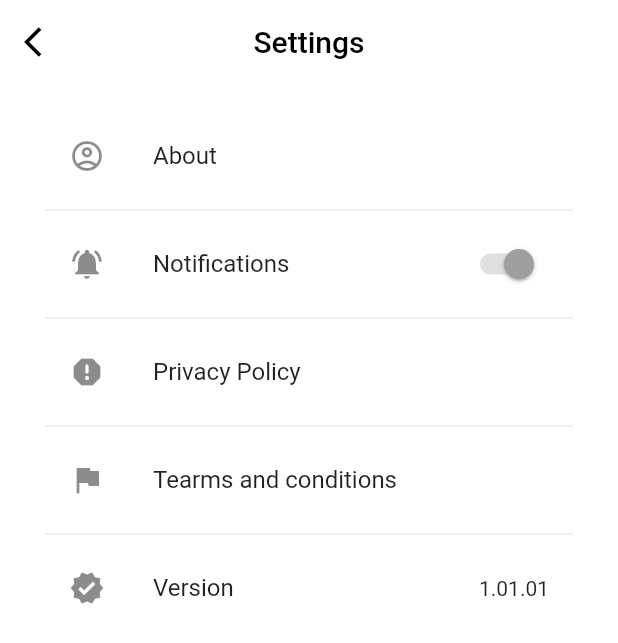
After one commit to Abhijith-C/Music, a Flutter app: the Settings screen opened directly, on a phone screen of 412 x 824 dp. The commit adds this screen. Shown: the top 643 px of the screen. Run offline on Flutter 3.47's test engine with Material 2 defaults, Android fonts, the phone set to English and light mode, and no system bars; our stand-ins replace assets_audio_player, audio_video_progress_bar, curved_navigation_bar, flutter_slidable, on_audio_query, permission_handler; missing offline and left inert: on_audio_room.

```diff
--- /dev/null
+++ b/lib/screens/settings.dart
@@ -0,0 +1,69 @@
+import 'package:flutter/material.dart';
+
+class Settings extends StatelessWidget {
+  const Settings({Key? key}) : super(key: key);
+
+  @override
+  Widget build(BuildContext context) {
+    bool notifications = true;
+    return Scaffold(
+      backgroundColor: Colors.white,
+      appBar: AppBar(
+        elevation: 0,
+        backgroundColor: Colors.white,
+        title: Text(
+          'Settings',
+          style: TextStyle(color: Colors.black),
+        ),
+        centerTitle: true,
+        leading: IconButton(
+          icon: Icon(Icons.arrow_back_ios, color: Colors.black),
+          onPressed: () {
+            Navigator.pop(context);
+          },
+        ),
+      ),
+      body: Padding(
+        padding: const EdgeInsets.symmetric(vertical: 20, horizontal: 30),
+        child: Column(
+          children: [
+            ListTile(
+              onTap: () {},
+              leading: Icon(Icons.account_circle_outlined),
+              title: Text('About'),
+            ),
+            Divider(),
+            ListTile(
+              leading: Icon(Icons.notifications_active),
+              title: Text('Notifications'),
+              trailing: Switch(
+                inactiveTrackColor: Colors.grey.shade300,
+                inactiveThumbColor: Colors.grey,
+                activeTrackColor: Colors.grey.shade300,
+                activeColor: Colors.grey,
+                value: notifications,
+                onChanged: (value) {},
+              ),
+            ),
+            Divider(),
+            ListTile(
+              leading: Icon(Icons.report_rounded),
+              title: Text('Privacy Policy'),
+            ),
+            Divider(),
+            ListTile(
+              leading: Icon(Icons.flag),
+              title: Text('Tearms and conditions'),
+            ),
+            Divider(),
+            ListTile(
+              leading: Icon(Icons.verified),
+              title: Text('Version'),
+              trailing: Text('1.01.01'),
+            ),
+          ],
+        ),
+      ),
+    );
+  }
+}
```
Also changed, not shown: lib/functioins/functions.dart (+5 -5 lines), lib/screens/homeScreen.dart (+15 -2 lines), lib/screens/playScreen.dart (+72 -16 lines), lib/screens/search.dart (added, +233 -0 lines).
